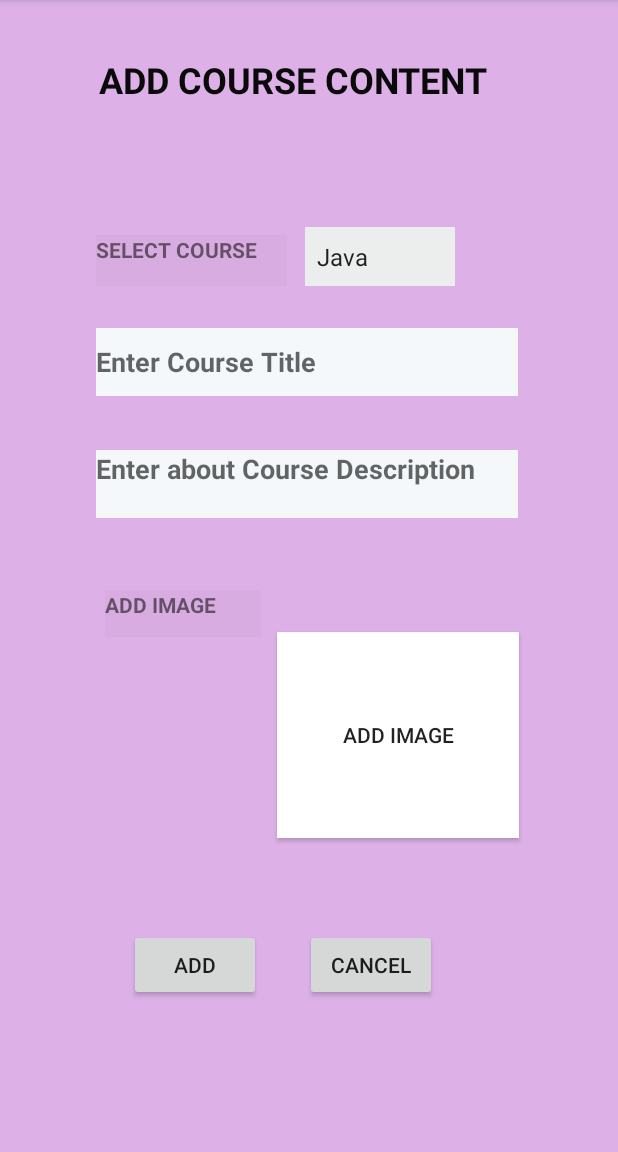
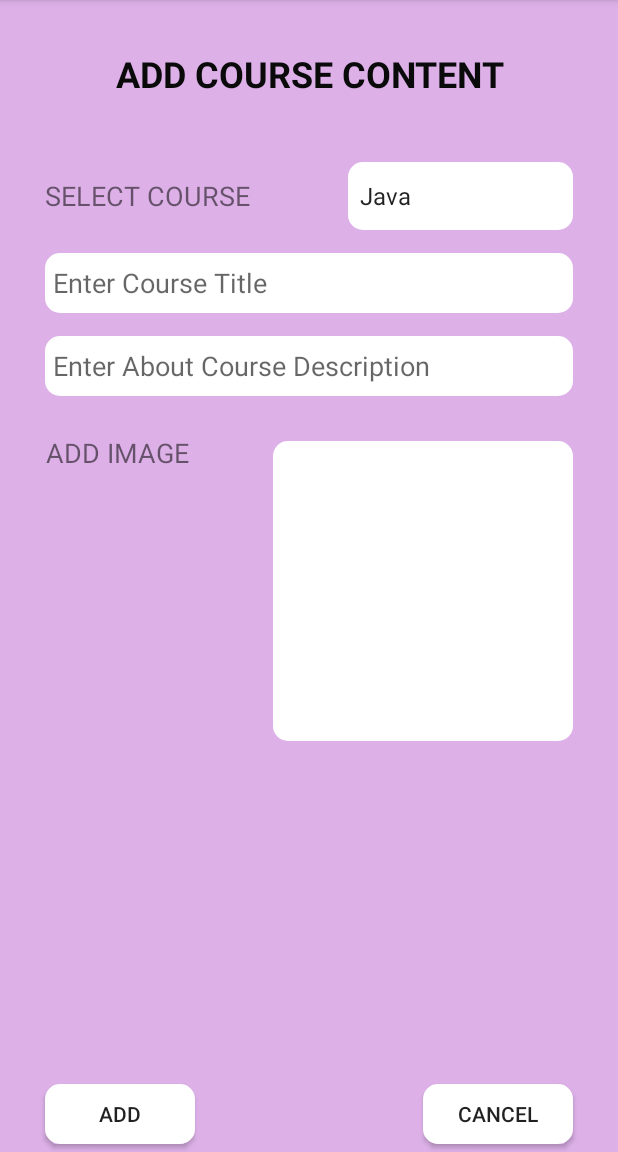
Before and after one commit to TharushiNDewangi/MAD-ASSIGNMENT-1, an Android app: the Course screen opened directly, with no data from a screen before it, on a phone screen of 412 x 824 dp, the part 84-1236 px from its top. Run offline under Robolectric (Android 15) with nearby library versions, the phone set to English and light mode, and no system bars.

Commit message:
course management function 2nd

```diff
--- a/app/src/main/AndroidManifest.xml
+++ b/app/src/main/AndroidManifest.xml
@@ -1,5 +1,6 @@
 <?xml version="1.0" encoding="utf-8"?>
 <manifest xmlns:android="http://schemas.android.com/apk/res/android"
+    xmlns:tools="http://schemas.android.com/tools"
     package="com.example.elearningsystem">
 
     <application
@@ -26,4 +27,8 @@
         </activity>
     </application>
 
+
+
+
+
 </manifest>
--- a/app/src/main/java/com/example/elearningsystem/Course.java
+++ b/app/src/main/java/com/example/elearningsystem/Course.java
@@ -1,23 +1,29 @@
 package com.example.elearningsystem;
 
+import androidx.annotation.Nullable;
 import androidx.appcompat.app.AlertDialog;
 import androidx.appcompat.app.AppCompatActivity;
 
 import android.content.DialogInterface;
 import android.content.Intent;
+import android.net.Uri;
 import android.os.Bundle;
 import android.renderscript.ScriptGroup;
 import android.view.View;
 import android.widget.Button;
 import android.widget.EditText;
+import android.widget.ImageView;
 import android.widget.Spinner;
 import android.widget.Toast;
 
 public class Course extends AppCompatActivity {
 
+    static int GALARY = 1;
     EditText e1,e2;
     Spinner s;
     Button b1;
+    ImageView i1;
+    public Uri imageUrl;
     @Override
     protected void onCreate(Bundle savedInstanceState) {
         super.onCreate(savedInstanceState);
@@ -25,10 +31,17 @@
 
         b1=findViewById(R.id.add);
         e1=findViewById(R.id.CourseTitle);
+        i1=findViewById(R.id.imageView);
+        i1.setOnClickListener(new View.OnClickListener() {
+            @Override
+            public void onClick(View v) {
+                openGalary();
+            }
+        });
         b1.setOnClickListener(new View.OnClickListener() {
             @Override
             public void onClick(View view) {
-                addcourse();
+                //addcourse();
             }
         });
     }
@@ -59,5 +72,21 @@
                     }
                 }).show();
     }
+    public void openGalary(){
+        Intent intent = new Intent(Intent.ACTION_GET_CONTENT);
+        intent.setType("image/*");
+        startActivityForResult(intent,GALARY);
+        //onActivityResult();
+    }
 
+    @Override
+    protected void onActivityResult(int requestCode, int resultCode, @Nullable Intent data) {
+        super.onActivityResult(requestCode, resultCode, data);
+        if(requestCode == GALARY && resultCode==RESULT_OK && data!= null && data!=null)
+        {
+            imageUrl = data.getData();
+            i1.setImageURI(imageUrl);
+        }
+
+    }
 }
--- /dev/null
+++ b/app/src/main/res/drawable/shape.xml
@@ -0,0 +1,11 @@
+<?xml version="1.0" encoding="utf-8"?>
+<shape xmlns:android="http://schemas.android.com/apk/res/android"
+    android:shape="rectangle">
+    <corners android:bottomLeftRadius="10dp"
+        android:bottomRightRadius="10dp"
+        android:topLeftRadius="10dp"
+        android:topRightRadius="10dp"/>
+
+    <solid android:color="#fff"/>
+    <size android:height="40dp"/>
+</shape>
--- a/app/src/main/res/layout/activity_course.xml
+++ b/app/src/main/res/layout/activity_course.xml
@@ -1,140 +1,118 @@
-<?xml version="1.0" encoding="utf-8"?>
-<androidx.constraintlayout.widget.ConstraintLayout xmlns:android="http://schemas.android.com/apk/res/android"
+<RelativeLayout xmlns:android="http://schemas.android.com/apk/res/android"
     xmlns:app="http://schemas.android.com/apk/res-auto"
     xmlns:tools="http://schemas.android.com/tools"
     android:layout_width="match_parent"
     android:layout_height="match_parent"
+    android:orientation="vertical"
     android:background="#DDB1E8"
     tools:context=".Course">
 
+    <TextView
+        android:id="@+id/coursecontent"
+        android:layout_width="match_parent"
+        android:layout_height="58dp"
+        android:text="Add Course Content"
+        android:textSize="24sp"
+        android:textAllCaps="true"
+        android:textColor="#0A0A0B"
+        android:textStyle="bold"
+        android:layout_marginTop="20dp"
+        android:gravity="center"/>
+
+    <TextView
+        android:id="@+id/selectcourse"
+        android:layout_width="wrap_content"
+        android:layout_height="45dp"
+        android:text="Select course"
+        android:textAllCaps="true"
+        android:gravity="center"
+        android:layout_below="@+id/coursecontent"
+        android:layout_marginTop="30dp"
+        android:textSize="18sp"
+        android:layout_marginLeft="30dp"/>
+
+    <Spinner
+        android:id="@+id/spinner"
+        android:layout_width="150dp"
+        android:layout_height="45dp"
+        android:layout_below="@+id/coursecontent"
+        android:entries="@array/courses"
+        android:layout_alignParentRight="true"
+        android:layout_marginTop="30dp"
+        android:textSize="18sp"
+        android:background="@drawable/shape"
+        android:layout_marginRight="30dp"/>
+
     <EditText
         android:id="@+id/CourseTitle"
-        android:layout_width="281dp"
-        android:layout_height="45dp"
-        android:background="#F4F8FA"
-        android:ems="10"
-        android:hint="@string/Course_Title"
-        android:inputType="textPersonName"
+        android:layout_width="match_parent"
+        android:layout_height="40dp"
+        android:hint="Enter Course Title"
+        android:paddingLeft="5dp"
+        android:background="@drawable/shape"
+        android:layout_marginLeft="30dp"
+        android:layout_marginRight="30dp"
         android:textSize="18sp"
-        android:textStyle="bold"
-        app:layout_constraintBottom_toBottomOf="parent"
-        app:layout_constraintEnd_toEndOf="parent"
-        app:layout_constraintHorizontal_bias="0.492"
-        app:layout_constraintStart_toStartOf="parent"
-        app:layout_constraintTop_toTopOf="parent"
-        app:layout_constraintVertical_bias="0.303" />
-
-    <androidx.appcompat.widget.AppCompatSpinner
-        android:id="@+id/appCompatSpinner"
-        android:layout_width="100dp"
-        android:layout_height="39dp"
-        android:background="#ECEDED"
-        android:ems="10"
-        android:entries="@array/courses"
-        app:layout_constraintBottom_toBottomOf="parent"
-        app:layout_constraintEnd_toEndOf="parent"
-        app:layout_constraintHorizontal_bias="0.652"
-        app:layout_constraintStart_toStartOf="parent"
-        app:layout_constraintTop_toTopOf="parent"
-        app:layout_constraintVertical_bias="0.208"
-        tools:ignore="MissingConstraints" />
+        android:layout_below="@+id/spinner"
+        android:layout_marginTop="15dp"/>
 
     <EditText
-        android:id="@+id/CourseDescriptio"
-        android:layout_width="281dp"
+        android:id="@+id/coursedescription"
+        android:layout_width="match_parent"
+        android:layout_height="40dp"
+        android:hint="Enter About Course Description"
+        android:paddingLeft="5dp"
+        android:background="@drawable/shape"
+        android:layout_marginLeft="30dp"
+        android:layout_marginRight="30dp"
+        android:textSize="18sp"
+        android:layout_below="@+id/CourseTitle"
+        android:layout_marginTop="15dp"/>
+
+    <TextView
+        android:id="@+id/addimage"
+        android:layout_width="wrap_content"
         android:layout_height="45dp"
-        android:background="#F4F8FA"
-        android:ems="10"
-        android:gravity="start|top"
-        android:hint="@string/Course_description"
-        android:inputType="textMultiLine"
-        android:textStyle="bold"
-        app:layout_constraintBottom_toBottomOf="parent"
-        app:layout_constraintEnd_toEndOf="parent"
-        app:layout_constraintHorizontal_bias="0.492"
-        app:layout_constraintStart_toStartOf="parent"
-        app:layout_constraintTop_toTopOf="parent"
-        app:layout_constraintVertical_bias="0.415" />
+        android:text="Add Image"
+        android:gravity="center"
+        android:layout_below="@+id/coursedescription"
+        android:layout_marginTop="15dp"
+        android:textAllCaps="true"
+        android:textSize="18sp"
+        android:layout_marginLeft="30dp"/>
+
+    <ImageView
+        android:id="@+id/imageView"
+        android:layout_width="200dp"
+        android:layout_height="200dp"
+        android:scaleType="centerCrop"
+        android:background="@drawable/shape"
+        android:layout_alignParentRight="true"
+        android:layout_marginRight="30dp"
+        android:layout_below="@id/coursedescription"
+        android:layout_marginTop="30dp"/>
 
     <Button
         android:id="@+id/add"
-        android:layout_width="wrap_content"
-        android:layout_height="wrap_content"
-        android:text="@string/AddCourse"
-        app:layout_constraintBottom_toBottomOf="parent"
-        app:layout_constraintEnd_toEndOf="parent"
-        app:layout_constraintHorizontal_bias="0.266"
-        app:layout_constraintStart_toStartOf="parent"
-        app:layout_constraintTop_toTopOf="parent"
-        app:layout_constraintVertical_bias="0.86" />
+        android:layout_width="100dp"
+        android:layout_height="40dp"
+        android:text="ADD"
+        android:gravity="center"
+        android:background="@drawable/shape"
+        android:layout_alignParentBottom="true"
+        android:layout_marginBottom="5dp"
+        android:layout_marginLeft="30dp"/>
 
     <Button
-        android:id="@+id/cancel"
-        android:layout_width="wrap_content"
-        android:layout_height="wrap_content"
-        android:text="@string/Cancel"
-        app:layout_constraintBottom_toBottomOf="parent"
-        app:layout_constraintEnd_toEndOf="parent"
-        app:layout_constraintHorizontal_bias="0.628"
-        app:layout_constraintStart_toStartOf="parent"
-        app:layout_constraintTop_toTopOf="parent"
-        app:layout_constraintVertical_bias="0.86" />
+        android:id="@+id/buttoncancel"
+        android:layout_width="100dp"
+        android:layout_height="40dp"
+        android:text="CANCEL"
+        android:gravity="center"
+        android:background="@drawable/shape"
+        android:layout_alignParentBottom="true"
+        android:layout_alignParentRight="true"
+        android:layout_marginBottom="5dp"
+        android:layout_marginRight="30dp"/>
 
-    <TextView
-        android:id="@+id/coursecontnt"
-        android:layout_width="280dp"
-        android:layout_height="58dp"
-        android:text="@string/addcoursecontent"
-        android:textAllCaps="true"
-        android:textColor="#0A0A0B"
-        android:textSize="24sp"
-        android:textStyle="bold"
-        app:layout_constraintBottom_toBottomOf="parent"
-        app:layout_constraintEnd_toEndOf="parent"
-        app:layout_constraintStart_toStartOf="parent"
-        app:layout_constraintTop_toTopOf="parent"
-        app:layout_constraintVertical_bias="0.052" />
-
-    <TextView
-        android:id="@+id/addcat"
-        android:layout_width="127dp"
-        android:layout_height="34dp"
-        android:background="#D9ACE1"
-        android:text="@string/selectcat"
-        android:textStyle="bold"
-        app:layout_constraintBottom_toBottomOf="parent"
-        app:layout_constraintEnd_toEndOf="parent"
-        app:layout_constraintHorizontal_bias="0.225"
-        app:layout_constraintStart_toStartOf="parent"
-        app:layout_constraintTop_toTopOf="parent"
-        app:layout_constraintVertical_bias="0.213" />
-
-    <TextView
-        android:id="@+id/addcat2"
-        android:layout_width="104dp"
-        android:layout_height="31dp"
-        android:background="#D9ACE1"
-        android:text="@string/ADDimage"
-        android:textStyle="bold"
-        app:layout_constraintBottom_toBottomOf="parent"
-        app:layout_constraintEnd_toEndOf="parent"
-        app:layout_constraintHorizontal_bias="0.228"
-        app:layout_constraintStart_toStartOf="parent"
-        app:layout_constraintTop_toTopOf="parent"
-        app:layout_constraintVertical_bias="0.534" />
-
-    <Button
-        android:id="@+id/button"
-        android:layout_width="161dp"
-        android:layout_height="137dp"
-        android:background="#FFFFFF"
-        android:text="@string/ADDimage"
-        app:layout_constraintBottom_toBottomOf="parent"
-        app:layout_constraintEnd_toEndOf="parent"
-        app:layout_constraintHorizontal_bias="0.736"
-        app:layout_constraintStart_toStartOf="parent"
-        app:layout_constraintTop_toTopOf="parent"
-        app:layout_constraintVertical_bias="0.668" />
-
-
-</androidx.constraintlayout.widget.ConstraintLayout>
+</RelativeLayout>
```
Also changed, not shown: app/src/main/res/values/strings.xml (line endings or trailing spaces).
